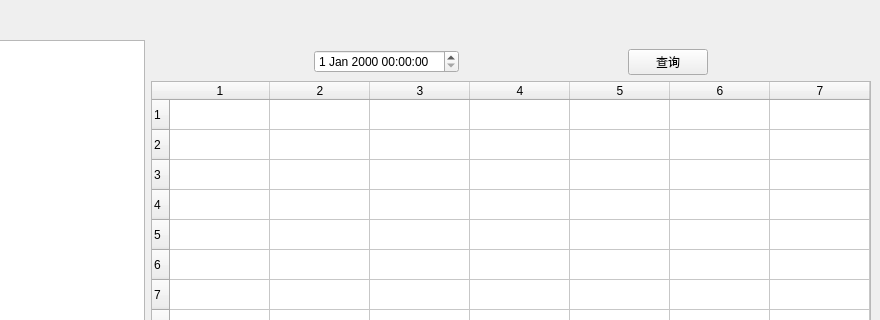
Above: UI/main.ui from QuewangLiu/Library before the change; both pictures show x 120 to 1000 and y 0 to 320 of the 1000 by 600 pixel window. Below: the same form after it.
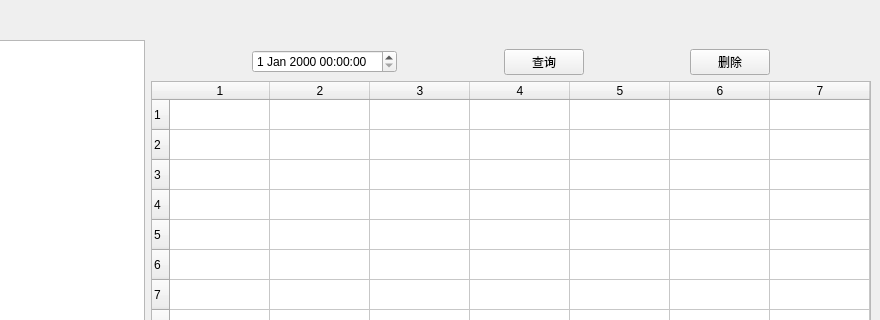
That is the form after the change.

Commit message: 添加删除功能

The edit to the form file:
```diff
--- a/UI/main.ui
+++ b/UI/main.ui
@@ -140,6 +140,26 @@
           </property>
          </widget>
         </item>
+        <item>
+         <spacer name="horizontalSpacer_4">
+          <property name="orientation">
+           <enum>Qt::Horizontal</enum>
+          </property>
+          <property name="sizeHint" stdset="0">
+           <size>
+            <width>40</width>
+            <height>20</height>
+           </size>
+          </property>
+         </spacer>
+        </item>
+        <item>
+         <widget class="QPushButton" name="pushButton_3">
+          <property name="text">
+           <string>删除</string>
+          </property>
+         </widget>
+        </item>
         <item>
          <spacer name="horizontalSpacer_2">
           <property name="orientation">
```
The commit also changes 6 other files.
